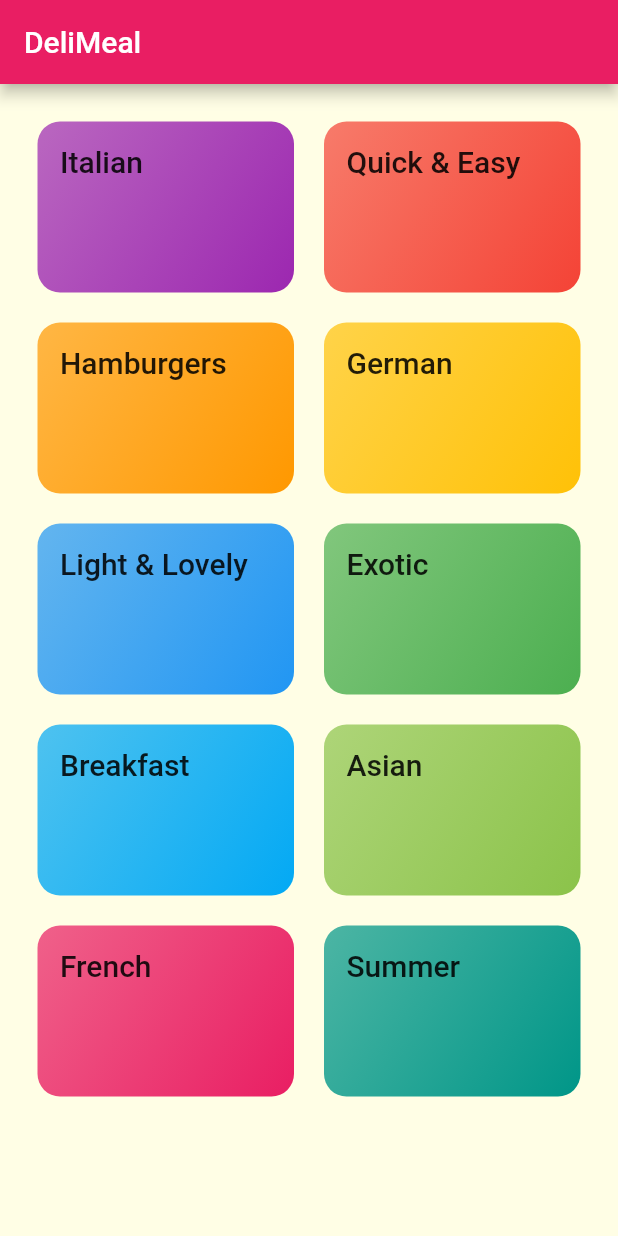
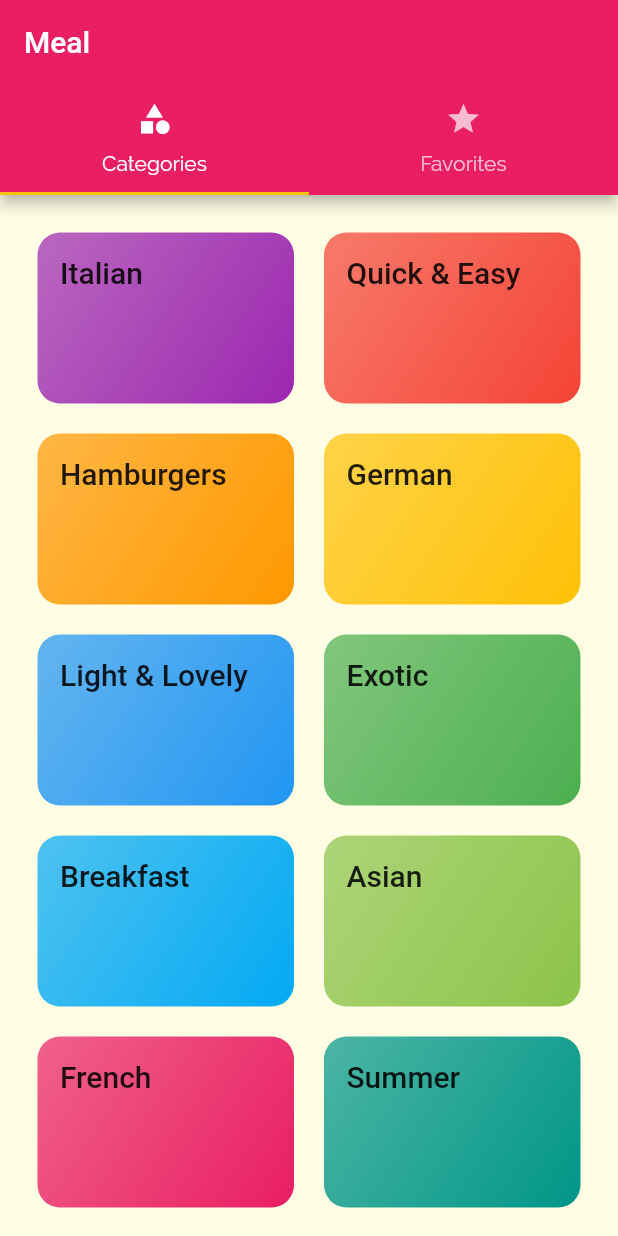
Before and after one commit to rutviksorathia/multiple_screen, a Flutter app: the screen it shows after launch, on a phone screen of 412 x 824 dp. Run offline on Flutter 3.47's test engine with Material 2 defaults, Android fonts, the phone set to English and light mode, and no system bars.

Commit message:
complete First Tab bar

```diff
--- a/lib/main.dart
+++ b/lib/main.dart
@@ -1,4 +1,5 @@
 import 'package:flutter/material.dart';
+import '../screens/tabs_screen.dart';
 import '../screens/meal_detail_screen.dart';
 
 import 'screens/categories_meal_screen.dart';
@@ -32,7 +33,7 @@ class MyApp extends StatelessWidget {
       // home: CategoriesScreen(),
       initialRoute: '/', // default is '/'
       routes: {
-        '/': (ctx) => CategoriesScreen(),
+        '/': (ctx) => TabsScreen(),
         CategoryMealsScreen.routeName: (ctx) => CategoryMealsScreen(),
         MealDetailScreen.routeName: (ctx) => MealDetailScreen(),
       },
--- a/lib/screens/categories_screen.dart
+++ b/lib/screens/categories_screen.dart
@@ -6,11 +6,7 @@ import '../widgets/category_item.dart';
 class CategoriesScreen extends StatelessWidget {
   @override
   Widget build(BuildContext context) {
-    return Scaffold(
-      appBar: AppBar(
-        title: const Text('DeliMeal'),
-      ),
-      body: GridView(
+    return GridView(
       padding: const EdgeInsets.all(25),
       children: DUMMY_CATEGORIES
           .map(
@@ -27,7 +23,6 @@ class CategoriesScreen extends StatelessWidget {
         crossAxisSpacing: 20,
         mainAxisSpacing: 20,
       ),
-      ),
     );
   }
 }
--- /dev/null
+++ b/lib/screens/favorites.dart
@@ -0,0 +1,15 @@
+import 'package:flutter/src/foundation/key.dart';
+import 'package:flutter/src/widgets/framework.dart';
+
+import 'package:flutter/material.dart';
+
+class FavoritesScreen extends StatelessWidget {
+  const FavoritesScreen({Key? key}) : super(key: key);
+
+  @override
+  Widget build(BuildContext context) {
+    return Center(
+      child: Text('The Favorites'),
+    );
+  }
+}
--- a/lib/screens/meal_detail_screen.dart
+++ b/lib/screens/meal_detail_screen.dart
@@ -24,7 +24,7 @@ class MealDetailScreen extends StatelessWidget {
       ),
       margin: EdgeInsets.all(10),
       padding: EdgeInsets.all(10),
-      height: 150,
+      height: 250,
       width: 300,
       child: child,
     );
--- /dev/null
+++ b/lib/screens/tabs_screen.dart
@@ -0,0 +1,44 @@
+import 'package:flutter/src/foundation/key.dart';
+import 'package:flutter/src/widgets/framework.dart';
+import 'package:flutter/material.dart';
+import 'package:multiple_screen/screens/favorites.dart';
+import '../screens/categories_screen.dart';
+
+class TabsScreen extends StatefulWidget {
+  @override
+  _TabScreenState createState() => _TabScreenState();
+}
+
+class _TabScreenState extends State<TabsScreen> {
+  @override
+  Widget build(BuildContext context) {
+    return DefaultTabController(
+      length: 2,
+      child: Scaffold(
+        appBar: AppBar(
+          title: Text('Meal'),
+          bottom: TabBar(
+            tabs: [
+              Tab(
+                icon: Icon(Icons.category),
+                text: 'Categories',
+              ),
+              Tab(
+                icon: Icon(
+                  Icons.star,
+                ),
+                text: 'Favorites',
+              ),
+            ],
+          ),
+        ),
+        body: TabBarView(
+          children: [
+            CategoriesScreen(),
+            FavoritesScreen(),
+          ],
+        ),
+      ),
+    );
+  }
+}
```
Lines whose indentation alone changed are shown as unchanged.
